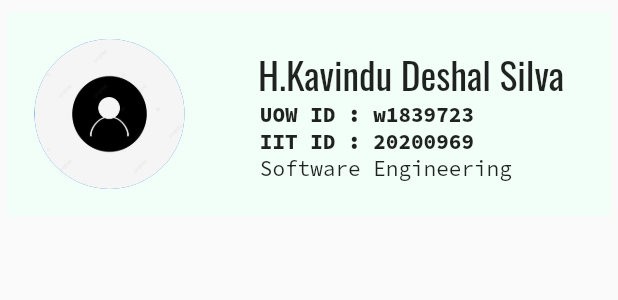
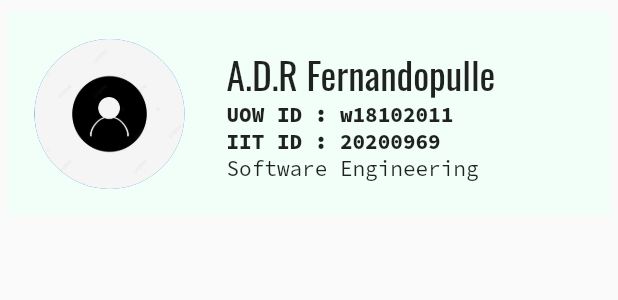
Before and after one commit to Deshal-001/snake_eyes, a Flutter app: what personalCard() shows on an empty page, opened directly, on a phone screen of 412 x 824 dp. Shown: the top 300 px of the screen. Run offline on Flutter 3.47's test engine with Material 2 defaults, Android fonts, the phone set to English and light mode, and no system bars; our stand-ins replace carousel_slider, font_awesome_flutter, google_fonts.

Commit message:
Initial commit

```diff
--- a/lib/AboutUsPage.dart
+++ b/lib/AboutUsPage.dart
@@ -11,9 +11,19 @@ class aboutUsPage extends StatelessWidget {
   Widget build(BuildContext context) {
     return MaterialApp(
       home: Scaffold(
+        appBar: AppBar(
+          leading: IconButton(
+            icon: Icon(Icons.arrow_back, color: Colors.white),
+            onPressed: () => Navigator.of(context).pop(),
+          ),
+          title: const Text("About Us"),
+          centerTitle: true,
+          backgroundColor: Color(0xFF0C3823),
+        ),
         resizeToAvoidBottomInset: false,
         // appBar: AppBar(backgroundColor: Colors.teal,),
         body: SafeArea(
+
           child: Container(
             decoration: const BoxDecoration(
                 image: DecorationImage(
@@ -50,39 +60,44 @@ class aboutUsPage extends StatelessWidget {
                   ]),
                 ),
                 personalCard(
-                  name: "H.Kavindu Deshal Silva",
+                  name: "A.D.R Fernandopulle    ",
                   path: 'assest/profilePictures/profile.jpg',
-                  uowId: 'w1839723',
+                  uowId: 'w18102011',
                   iitId: 20200969,
                   color: const Color(0xFF0C3823),
+                  degree: "Software Engineering",
                 ),
                 personalCard(
-                  name: "Dimuth Fernandofulle  ",
+                  name: "H. K. D Silva",
                   path: 'assest/profilePictures/profile.jpg',
-                  uowId: 'w1839723',
+                  uowId: 'w1839723/1',
                   iitId: 20200969,
                   color: const Color(0xFF0C3823),
+                  degree: "Software Engineering",
                 ),
                 personalCard(
-                  name: "G.Avishka Kavinda     ",
+                  name: "D. G. A. Kavinda",
                   path: 'assest/profilePictures/profile.jpg',
-                  uowId: 'w1839723',
+                  uowId: 'w18101955',
                   iitId: 20200969,
                   color: const Color(0xFF0C3823),
+                  degree: "Computer Science",
                 ),
                 personalCard(
-                  name: "K.Chanuthi Rajapaksha",
+                  name: "K.K.C.S.Sarathchandra",
                   path: 'assest/profilePictures/profile.jpg',
-                  uowId: 'w1839723',
+                  uowId: 'w18098547',
                   iitId: 20200969,
                   color: const Color(0xFF0C3823),
+                  degree: "Software Engineering",
                 ),
                 personalCard(
-                  name: "Saumya Kumarasinghe",
+                  name: "A.L.S.D.Kumarasinghe",
                   path: 'assest/profilePictures/profile.jpg',
-                  uowId: 'w1839723',
+                  uowId: 'w18105698',
                   iitId: 20200969,
                   color: const Color(0xFF0C3823),
+                  degree: "Software Engineering",
                 ),
               ],
             ),
@@ -130,13 +145,15 @@ class personalCard extends StatelessWidget {
   final String uowId;
   final int iitId;
   final Color color;
+  final String degree;
 
   personalCard(
       {required this.path,
       required this.name,
       required this.uowId,
       required this.iitId,
-      required this.color});
+      required this.color,
+       required this.degree});
 
   @override
   Widget build(BuildContext context) {
@@ -158,25 +175,37 @@ class personalCard extends StatelessWidget {
                 minRadius: 20,
               ),
             ),
+            const SizedBox(
+              width:10 ,),
+
             Expanded(
               flex: 20,
               // margin: EdgeInsets.fromLTRB(7, 10, 2, 10),
               child: Column(
-                // mainAxisAlignment: MainAxisAlignment.center,
+               mainAxisAlignment: MainAxisAlignment.start,
                 children: [
-                  Text(
-                    name,
-                    style: GoogleFonts.oswald(fontSize: 25),
+                  Align(
+                    alignment: Alignment.topLeft,
+                    child: Text(
+                      name,
+                      style: GoogleFonts.oswald(fontSize: 25),textAlign: TextAlign.left,
+                    ),
                   ),
-                  Text(
-                    "UOW ID : $uowId\nIIT ID : $iitId       ",
-                    style:
-                        GoogleFonts.sourceCodePro(fontWeight: FontWeight.w800),
+                  Align(
+                    alignment: Alignment.topLeft,
+                    child: Text(
+                      "UOW ID : $uowId\nIIT ID : $iitId",
+                      style:
+                          GoogleFonts.sourceCodePro(fontWeight: FontWeight.w800,),textAlign: TextAlign.left
+                    ),
                   ),
-                  Text(
-                    "Software Engineering    ",
-                    style:
-                        GoogleFonts.sourceCodePro(fontWeight: FontWeight.w400),
+                  Align(
+                    alignment: Alignment.topLeft,
+                    child: Text(
+                      degree,
+                      style:
+                          GoogleFonts.sourceCodePro(fontWeight: FontWeight.w400),
+                    ),
                   )
                 ],
               ),
--- a/pubspec.yaml
+++ b/pubspec.yaml
@@ -36,6 +36,7 @@ dependencies:
   cupertino_icons: ^1.0.2
   google_fonts: ^2.3.1
   font_awesome_flutter: ^9.2.0
+  carousel_slider: ^4.0.0
 
 dev_dependencies:
   flutter_test:
@@ -63,6 +64,7 @@ flutter:
   assets:
    - assest/
    - assest/profilePictures/
+   - assest/firstAid/
   #   - images/a_dot_ham.jpeg
 
   # An image asset can refer to one or more resolution-specific "variants", see
```
Also changed, not shown: lib/FirstAidPage.dart (+104 -2 lines), pubspec.lock.
